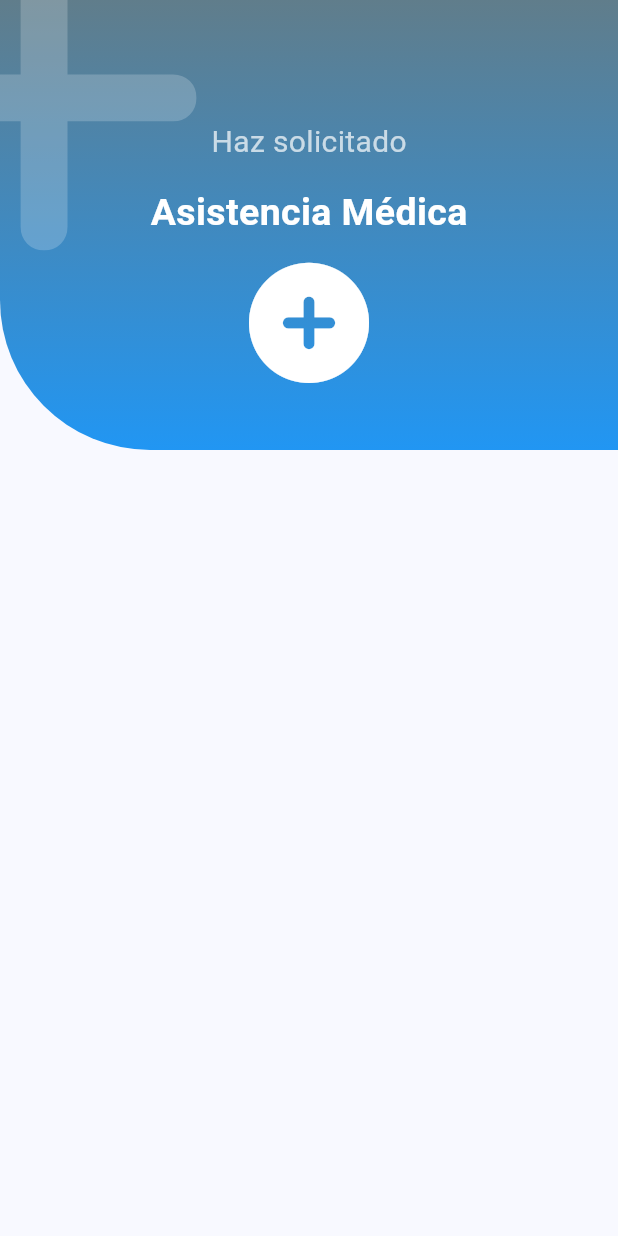
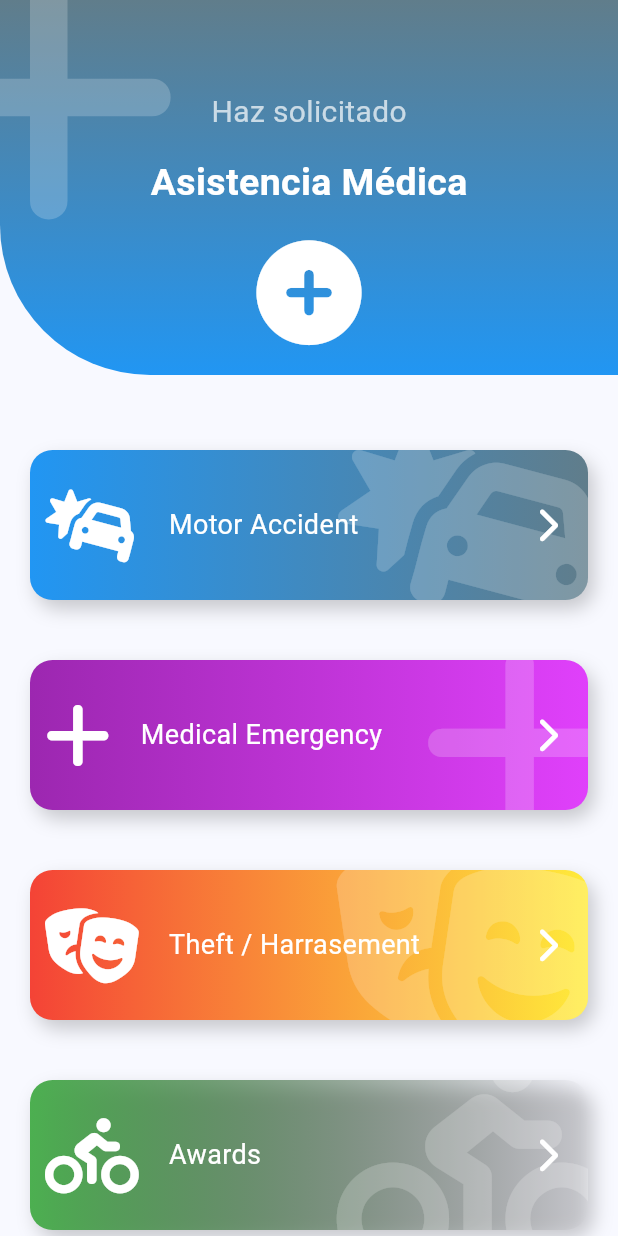
Before and after one commit to davidleond99/emergency_app, a Flutter app: the screen it shows after launch, on a phone screen of 412 x 824 dp. Run offline on Flutter 3.47's test engine with Material 2 defaults, Android fonts, the phone set to English and light mode, and no system bars; our stand-ins replace font_awesome_flutter.

Commit message:
Create Widget Boton

```diff
--- a/lib/pages/emergency_page.dart
+++ b/lib/pages/emergency_page.dart
@@ -1,20 +1,133 @@
+import 'package:emergency_app/widgets/boton.dart';
 import 'package:emergency_app/widgets/headers.dart';
 import 'package:flutter/material.dart';
 import 'package:font_awesome_flutter/font_awesome_flutter.dart';
+
+class ItemBoton {
+  final IconData icon;
+  final IconData smallIcon;
+  final String text;
+  final Color colorText;
+  final Color colorIcon;
+  final Color colorSmallIcon;
+  final Color colorGradientOne;
+  final Color colorGradientTwo;
+
+  ItemBoton(
+      {required this.icon,
+      required this.smallIcon,
+      required this.text,
+      required this.colorText,
+      required this.colorIcon,
+      required this.colorSmallIcon,
+      required this.colorGradientOne,
+      required this.colorGradientTwo});
+}
 
 class EmergencyPage extends StatelessWidget {
   const EmergencyPage({super.key});
 
   @override
   Widget build(BuildContext context) {
-    return const Scaffold(
-      body: IconHeader(
-        icon: FontAwesomeIcons.circlePlus,
-        subtitulo: 'Haz solicitado',
-        titulo: 'Asistencia Médica',
-        // color1: Colors.green,
-        // color2: Colors.blue,
+    final items = <ItemBoton>[
+      ItemBoton(
+        icon: FontAwesomeIcons.carBurst,
+        smallIcon: FontAwesomeIcons.carBurst,
+        text: 'Motor Accident',
+        colorText: Colors.white,
+        colorIcon: Colors.white,
+        colorSmallIcon: Colors.white,
+        colorGradientOne: Colors.blue,
+        colorGradientTwo: Colors.blueGrey,
+      ),
+      ItemBoton(
+        icon: FontAwesomeIcons.plus,
+        smallIcon: FontAwesomeIcons.plus,
+        text: 'Medical Emergency',
+        colorText: Colors.white,
+        colorIcon: Colors.white,
+        colorSmallIcon: Colors.white,
+        colorGradientOne: Colors.purple,
+        colorGradientTwo: Colors.purpleAccent,
+      ),
+      ItemBoton(
+        icon: FontAwesomeIcons.masksTheater,
+        smallIcon: FontAwesomeIcons.masksTheater,
+        text: 'Theft / Harrasement',
+        colorText: Colors.white,
+        colorIcon: Colors.white,
+        colorSmallIcon: Colors.white,
+        colorGradientOne: Colors.red,
+        colorGradientTwo: Colors.yellow,
+      ),
+      ItemBoton(
+        icon: FontAwesomeIcons.personBiking,
+        smallIcon: FontAwesomeIcons.personBiking,
+        text: 'Awards',
+        colorText: Colors.white,
+        colorIcon: Colors.white,
+        colorSmallIcon: Colors.white,
+        colorGradientOne: Colors.green,
+        colorGradientTwo: Colors.transparent,
+      ),
+    ];
+
+    List<Widget> itemMap = items
+        .map(
+          (item) => Boton(
+            icon: item.icon,
+            colorIcon: item.colorIcon,
+            smallIcon: item.smallIcon,
+            colorSmallIcon: item.colorSmallIcon,
+            text: item.text,
+            colorText: item.colorText,
+            colorGradientOne: item.colorGradientOne,
+            colorGradientTwo: item.colorGradientTwo,
+            onPress: () => {},
+          ),
+        )
+        .toList();
+
+    return Scaffold(
+      // body: PageHeader(),
+      body: Stack(
+        children: [
+          Container(
+            margin: const EdgeInsets.only(top: 200),
+            child: ListView(
+              physics: const BouncingScrollPhysics(),
+              children: [
+                const SizedBox(
+                  height: 80,
+                ),
+                ...itemMap,
+              ],
+            ),
+          ),
+          const IconHeader(
+            titulo: 'Asistencia Médica',
+            subtitulo: 'Haz solicitado',
+            icon: FontAwesomeIcons.circlePlus,
+          ),
+        ],
       ),
     );
   }
 }
+
+class PageHeader extends StatelessWidget {
+  const PageHeader({
+    super.key,
+  });
+
+  @override
+  Widget build(BuildContext context) {
+    return const IconHeader(
+      icon: FontAwesomeIcons.circlePlus,
+      subtitulo: 'Haz solicitado',
+      titulo: 'Asistencia Médica',
+      // color1: Colors.green,
+      // color2: Colors.blue,
+    );
+  }
+}
--- /dev/null
+++ b/lib/widgets/boton.dart
@@ -0,0 +1,121 @@
+import 'package:flutter/material.dart';
+import 'package:font_awesome_flutter/font_awesome_flutter.dart';
+
+class Boton extends StatelessWidget {
+  final IconData icon;
+  final Color colorIcon;
+  final IconData smallIcon;
+  final Color colorSmallIcon;
+  final String text;
+  final Color colorText;
+  final Color colorGradientOne;
+  final Color colorGradientTwo;
+  final GestureTapCallback onPress;
+
+  const Boton({
+    super.key,
+    required this.icon,
+    required this.colorIcon,
+    required this.smallIcon,
+    required this.colorSmallIcon,
+    required this.text,
+    required this.colorText,
+    required this.colorGradientOne,
+    required this.colorGradientTwo,
+    required this.onPress,
+  });
+
+  @override
+  Widget build(BuildContext context) {
+    return GestureDetector(
+      onTap: onPress,
+      child: Stack(
+        children: [
+          _BotonBackground(icon, colorIcon, colorGradientOne, colorGradientTwo),
+          Row(
+            mainAxisAlignment: MainAxisAlignment.center,
+            children: [
+              const SizedBox(
+                height: 140,
+                width: 30,
+              ),
+              FaIcon(
+                smallIcon,
+                size: 50,
+                color: colorSmallIcon,
+              ),
+              const SizedBox(
+                width: 20,
+              ),
+              Expanded(
+                child: Text(
+                  text,
+                  style: TextStyle(color: colorText, fontSize: 18),
+                ),
+              ),
+              const FaIcon(
+                FontAwesomeIcons.chevronRight,
+                color: Colors.white,
+              ),
+              const SizedBox(
+                width: 40,
+              ),
+            ],
+          )
+        ],
+      ),
+    );
+  }
+}
+
+class _BotonBackground extends StatelessWidget {
+  final IconData icon;
+  final Color colorIcon;
+  final Color colorGradientOne;
+  final Color colorGradientTwo;
+
+  const _BotonBackground(
+      this.icon, this.colorIcon, this.colorGradientOne, this.colorGradientTwo);
+
+  @override
+  Widget build(BuildContext context) {
+    return Container(
+      width: double.infinity,
+      height: 100,
+      margin: const EdgeInsets.all(20),
+      decoration: BoxDecoration(
+        gradient: LinearGradient(
+          colors: <Color>[
+            colorGradientOne,
+            colorGradientTwo,
+          ],
+        ),
+        borderRadius: BorderRadius.circular(
+          15,
+        ),
+        boxShadow: <BoxShadow>[
+          BoxShadow(
+            color: Colors.black.withOpacity(0.2),
+            offset: const Offset(4, 6),
+            blurRadius: 10,
+          ),
+        ],
+      ),
+      child: ClipRRect(
+        borderRadius: BorderRadius.circular(15),
+        child: Stack(
+          children: [
+            Positioned(
+                right: -20,
+                top: -20,
+                child: FaIcon(
+                  icon,
+                  size: 150,
+                  color: colorIcon.withOpacity(0.2),
+                ))
+          ],
+        ),
+      ),
+    );
+  }
+}
--- a/lib/widgets/headers.dart
+++ b/lib/widgets/headers.dart
@@ -27,18 +27,18 @@ class IconHeader extends StatelessWidget {
         color2: color2,
       ),
       Positioned(
-        top: -60,
-        left: -80,
+        top: -35,
+        left: -55,
         child: FaIcon(
           FontAwesomeIcons.plus,
-          size: 250,
+          size: 200,
           color: Colors.white.withOpacity(0.2),
         ),
       ),
       Column(
         children: [
           const SizedBox(
-            height: 80,
+            height: 60,
             width: double.infinity,
           ),
           Text(
@@ -60,11 +60,11 @@ class IconHeader extends StatelessWidget {
             ),
           ),
           const SizedBox(
-            height: 15,
+            height: 20,
           ),
           FaIcon(
             icon,
-            size: 80,
+            size: 70,
             color: Colors.white,
           ),
         ],
@@ -85,7 +85,7 @@ class _IconHeaderBackground extends StatelessWidget {
   Widget build(BuildContext context) {
     return Container(
       width: double.infinity,
-      height: 300,
+      height: 250,
       decoration: BoxDecoration(
         borderRadius: const BorderRadius.only(bottomLeft: Radius.circular(100)),
         gradient: LinearGradient(
```
